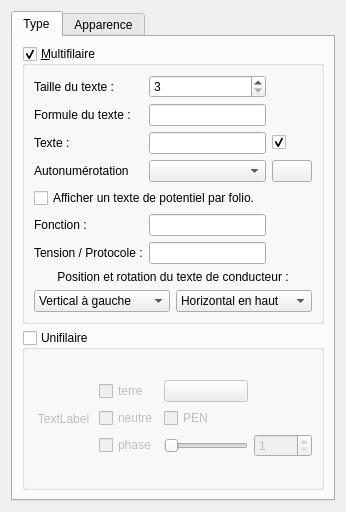
The window that sources/ui/conductorpropertieswidget.ui (qelectrotech/qelectrotech-source-mirror) describes before a commit, drawn with Qt 5.
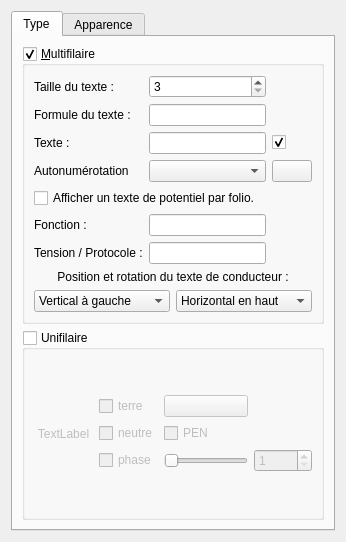
The same window after the commit. Icons and pictures are not drawn. Custom widgets are drawn as their Qt base class.

Commit message: Minor : set maximum to 99 text conductor

```diff
--- a/sources/ui/conductorpropertieswidget.ui
+++ b/sources/ui/conductorpropertieswidget.ui
@@ -7,7 +7,7 @@
     <x>0</x>
     <y>0</y>
     <width>346</width>
-    <height>512</height>
+    <height>542</height>
    </rect>
   </property>
   <property name="windowTitle">
```
Left out of the diff: 2 changed lines with no effect on the pictures.
